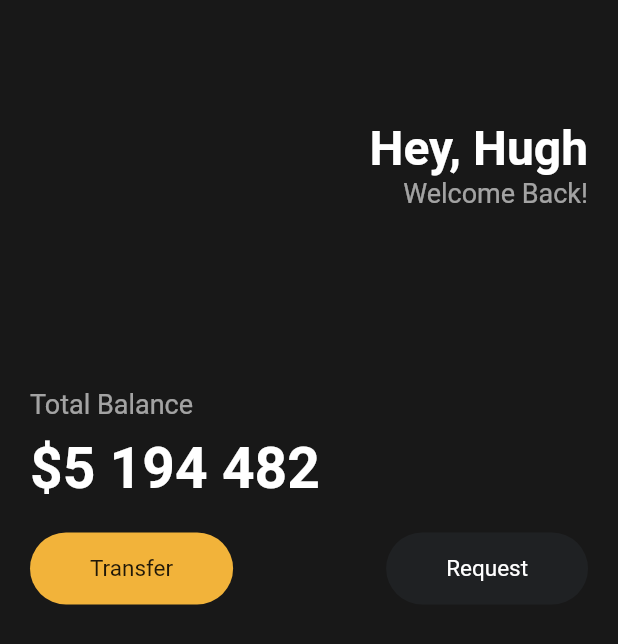
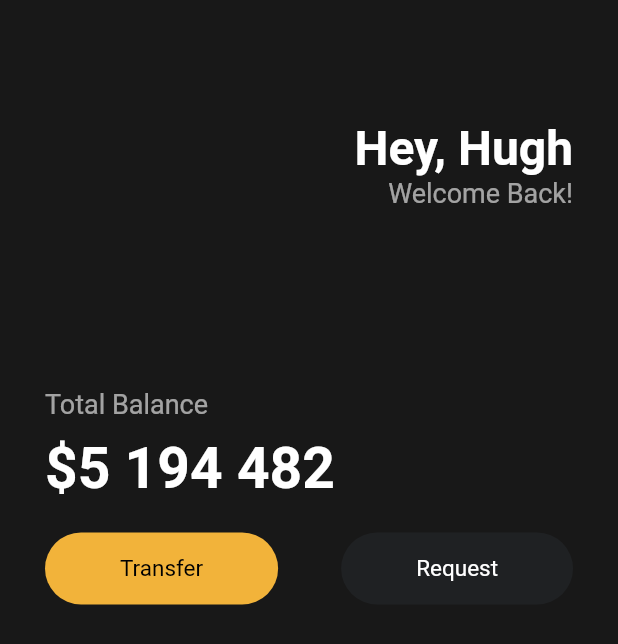
Before and after one commit to royalahn/flutter-starter, a Flutter app: the screen it shows after launch, on a phone screen of 412 x 824 dp. Shown: the top 644 px of the screen. Run offline on Flutter 3.47's test engine with Material 2 defaults, Android fonts, the phone set to English and light mode, and no system bars.

Commit message:
Add Button class and remove duplicated

```diff
--- a/lib/main.dart
+++ b/lib/main.dart
@@ -1,4 +1,5 @@
 import 'package:flutter/material.dart';
+import 'package:flutter_starter/widgets/button.dart';
 
 void main() {
   runApp(App());
@@ -11,7 +12,7 @@
         home: Scaffold(
       backgroundColor: const Color(0xFF181818),
       body: Padding(
-          padding: const EdgeInsets.symmetric(horizontal: 20),
+          padding: const EdgeInsets.symmetric(horizontal: 30),
           child: Column(
             crossAxisAlignment: CrossAxisAlignment.start,
             children: [
@@ -68,44 +69,15 @@
               ),
               Row(
                 mainAxisAlignment: MainAxisAlignment.spaceBetween,
-                children: [
-                  Container(
-                    decoration: BoxDecoration(
-                      color: const Color(0xFFF2B33A),
-                      borderRadius: BorderRadius.circular(45),
-                    ),
-                    child: const Padding(
-                      padding: EdgeInsets.symmetric(
-                        horizontal: 40,
-                        vertical: 15,
-                      ),
-                      child: Text(
-                        'Transfer',
-                        style: TextStyle(
-                          fontSize: 15,
-                        ),
-                      ),
-                    ),
-                  ),
-                  Container(
-                    decoration: BoxDecoration(
-                      color: const Color(0xFF1F2123),
-                      borderRadius: BorderRadius.circular(45),
-                    ),
-                    child: const Padding(
-                      padding: EdgeInsets.symmetric(
-                        horizontal: 40,
-                        vertical: 15,
-                      ),
-                      child: Text(
-                        'Request',
-                        style: TextStyle(
-                          fontSize: 15,
-                          color: Colors.white,
-                        ),
-                      ),
-                    ),
-                  )
+                children: const [
+                  Button(
+                      text: "Transfer",
+                      backgroundColor: Color(0xFFF2B33A),
+                      textColor: Colors.black),
+                  Button(
+                      text: "Request",
+                      backgroundColor: Color(0xFF1F2123),
+                      textColor: Colors.white),
                 ],
               )
             ],
--- /dev/null
+++ b/lib/widgets/button.dart
@@ -0,0 +1,37 @@
+import 'package:flutter/material.dart';
+
+class Button extends StatelessWidget {
+  final String text;
+  final Color backgroundColor;
+  final Color textColor;
+
+  const Button({
+    super.key,
+    required this.text,
+    required this.backgroundColor,
+    required this.textColor,
+  });
+
+  @override
+  Widget build(BuildContext context) {
+    return Container(
+      decoration: BoxDecoration(
+        color: backgroundColor,
+        borderRadius: BorderRadius.circular(45),
+      ),
+      child: Padding(
+        padding: const EdgeInsets.symmetric(
+          horizontal: 50,
+          vertical: 15,
+        ),
+        child: Text(
+          text,
+          style: TextStyle(
+            fontSize: 15,
+            color: textColor,
+          ),
+        ),
+      ),
+    );
+  }
+}
```
